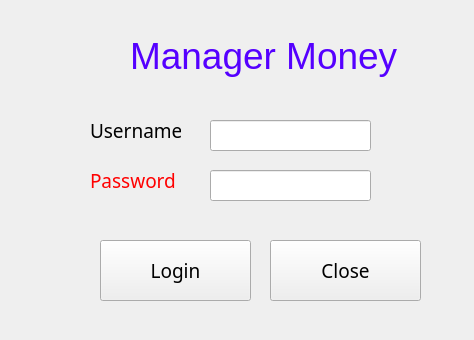
Before: the Qt Designer form money_manager/resources/frmLogin.ui in anasemadanas/Expense_Track, drawn with Qt 5.
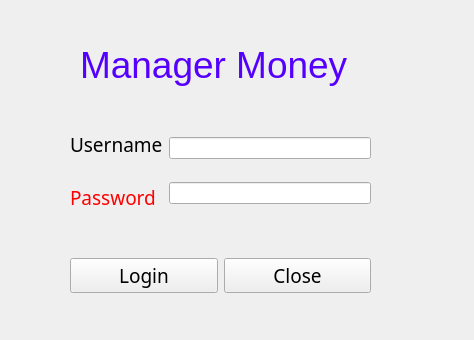
After: the same form once the commit is applied.

Patch:
```diff
--- a/money_manager/resources/frmLogin.ui
+++ b/money_manager/resources/frmLogin.ui
@@ -16,121 +16,16 @@
   <property name="inputMethodHints">
    <set>Qt::InputMethodHint::ImhNone</set>
   </property>
-  <widget class="QPushButton" name="btnLogin">
-   <property name="geometry">
-    <rect>
-     <x>100</x>
-     <y>240</y>
-     <width>151</width>
-     <height>61</height>
-    </rect>
-   </property>
-   <property name="font">
-    <font>
-     <family>Nirmala UI Semilight</family>
-     <pointsize>14</pointsize>
-    </font>
-   </property>
-   <property name="text">
-    <string>Login</string>
-   </property>
-  </widget>
-  <widget class="QLabel" name="lblUsername">
-   <property name="enabled">
-    <bool>true</bool>
-   </property>
-   <property name="geometry">
-    <rect>
-     <x>90</x>
-     <y>120</y>
-     <width>91</width>
-     <height>21</height>
-    </rect>
-   </property>
-   <property name="font">
-    <font>
-     <family>Nirmala UI Semilight</family>
-     <pointsize>14</pointsize>
-    </font>
-   </property>
-   <property name="text">
-    <string>Username</string>
-   </property>
-  </widget>
-  <widget class="QLabel" name="lblPassword">
-   <property name="geometry">
-    <rect>
-     <x>90</x>
-     <y>170</y>
-     <width>91</width>
-     <height>21</height>
-    </rect>
-   </property>
-   <property name="font">
-    <font>
-     <family>Nirmala UI Semilight</family>
-     <pointsize>14</pointsize>
-    </font>
-   </property>
-   <property name="styleSheet">
-    <string notr="true">color:rgb(255, 0, 0)</string>
-   </property>
-   <property name="text">
-    <string>Password</string>
-   </property>
-  </widget>
-  <widget class="QLineEdit" name="lneUsername">
-   <property name="geometry">
-    <rect>
-     <x>210</x>
-     <y>120</y>
-     <width>161</width>
-     <height>31</height>
-    </rect>
-   </property>
-  </widget>
-  <widget class="QLineEdit" name="lnePassword">
-   <property name="geometry">
-    <rect>
-     <x>210</x>
-     <y>170</y>
-     <width>161</width>
-     <height>31</height>
-    </rect>
-   </property>
-   <property name="echoMode">
-    <enum>QLineEdit::EchoMode::Password</enum>
-   </property>
-  </widget>
-  <widget class="QPushButton" name="btnClose">
-   <property name="geometry">
-    <rect>
-     <x>270</x>
-     <y>240</y>
-     <width>151</width>
-     <height>61</height>
-    </rect>
-   </property>
-   <property name="font">
-    <font>
-     <family>Nirmala UI Semilight</family>
-     <pointsize>14</pointsize>
-    </font>
-   </property>
-   <property name="text">
-    <string>Close</string>
-   </property>
-  </widget>
   <widget class="QLabel" name="lblManagerMoney">
    <property name="enabled">
     <bool>true</bool>
    </property>
    <property name="geometry">
     <rect>
-     <x>130</x>
-     <y>20</y>
-     <width>301</width>
-     <height>71</height>
+     <x>80</x>
+     <y>40</y>
+     <width>269</width>
+     <height>49</height>
     </rect>
    </property>
    <property name="font">
@@ -149,6 +44,106 @@
     <string>Manager Money</string>
    </property>
   </widget>
+  <widget class="QWidget" name="">
+   <property name="geometry">
+    <rect>
+     <x>70</x>
+     <y>240</y>
+     <width>301</width>
+     <height>71</height>
+    </rect>
+   </property>
+   <layout class="QHBoxLayout" name="hlLoginClose">
+    <item>
+     <widget class="QPushButton" name="btnLogin">
+      <property name="font">
+       <font>
+        <family>Nirmala UI Semilight</family>
+        <pointsize>14</pointsize>
+       </font>
+      </property>
+      <property name="text">
+       <string>Login</string>
+      </property>
+     </widget>
+    </item>
+    <item>
+     <widget class="QPushButton" name="btnClose">
+      <property name="font">
+       <font>
+        <family>Nirmala UI Semilight</family>
+        <pointsize>14</pointsize>
+       </font>
+      </property>
+      <property name="text">
+       <string>Close</string>
+      </property>
+     </widget>
+    </item>
+   </layout>
+  </widget>
+  <widget class="QWidget" name="">
+   <property name="geometry">
+    <rect>
+     <x>70</x>
+     <y>120</y>
+     <width>301</width>
+     <height>101</height>
+    </rect>
+   </property>
+   <layout class="QHBoxLayout" name="hlInput">
+    <item>
+     <layout class="QVBoxLayout" name="vlUsername">
+      <item>
+       <widget class="QLabel" name="lblUsername">
+        <property name="enabled">
+         <bool>true</bool>
+        </property>
+        <property name="font">
+         <font>
+          <family>Nirmala UI Semilight</family>
+          <pointsize>14</pointsize>
+         </font>
+        </property>
+        <property name="text">
+         <string>Username</string>
+        </property>
+       </widget>
+      </item>
+      <item>
+       <widget class="QLabel" name="lblPassword">
+        <property name="font">
+         <font>
+          <family>Nirmala UI Semilight</family>
+          <pointsize>14</pointsize>
+         </font>
+        </property>
+        <property name="styleSheet">
+         <string notr="true">color:rgb(255, 0, 0)</string>
+        </property>
+        <property name="text">
+         <string>Password</string>
+        </property>
+       </widget>
+      </item>
+     </layout>
+    </item>
+    <item>
+     <layout class="QVBoxLayout" name="verticalLayout_2">
+      <item>
+       <widget class="QLineEdit" name="lneUsername"/>
+      </item>
+      <item>
+       <widget class="QLineEdit" name="lnePassword">
+        <property name="echoMode">
+         <enum>QLineEdit::EchoMode::Password</enum>
+        </property>
+       </widget>
+      </item>
+     </layout>
+    </item>
+   </layout>
+  </widget>
  </widget>
  <resources/>
  <connections/>
```
